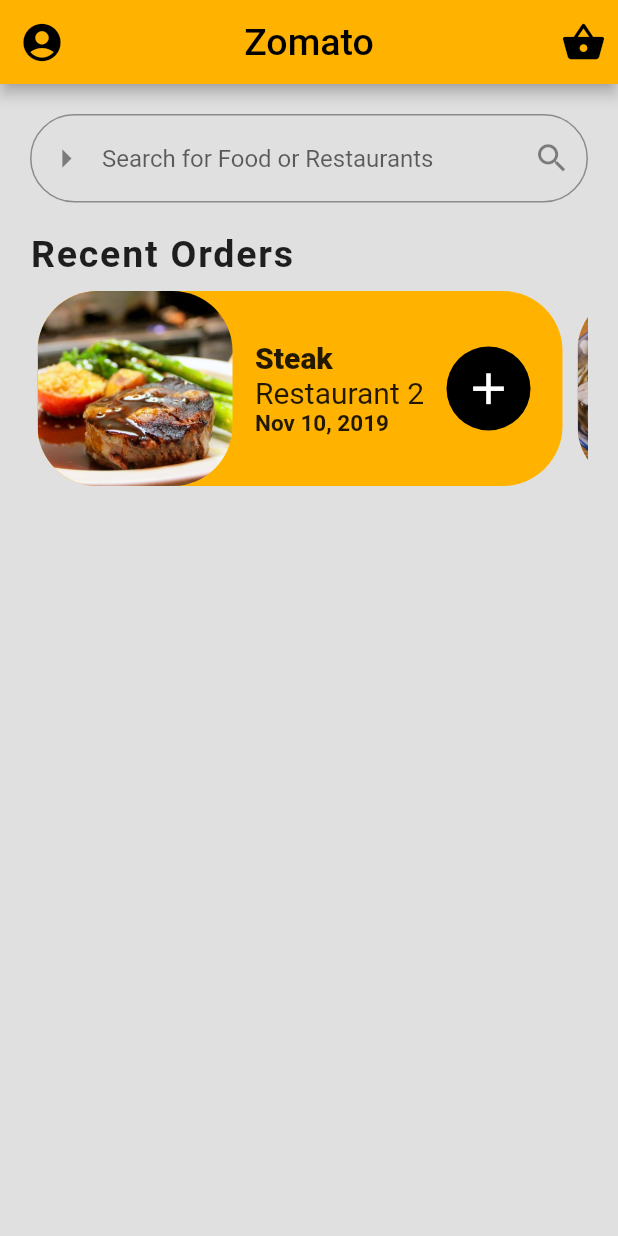
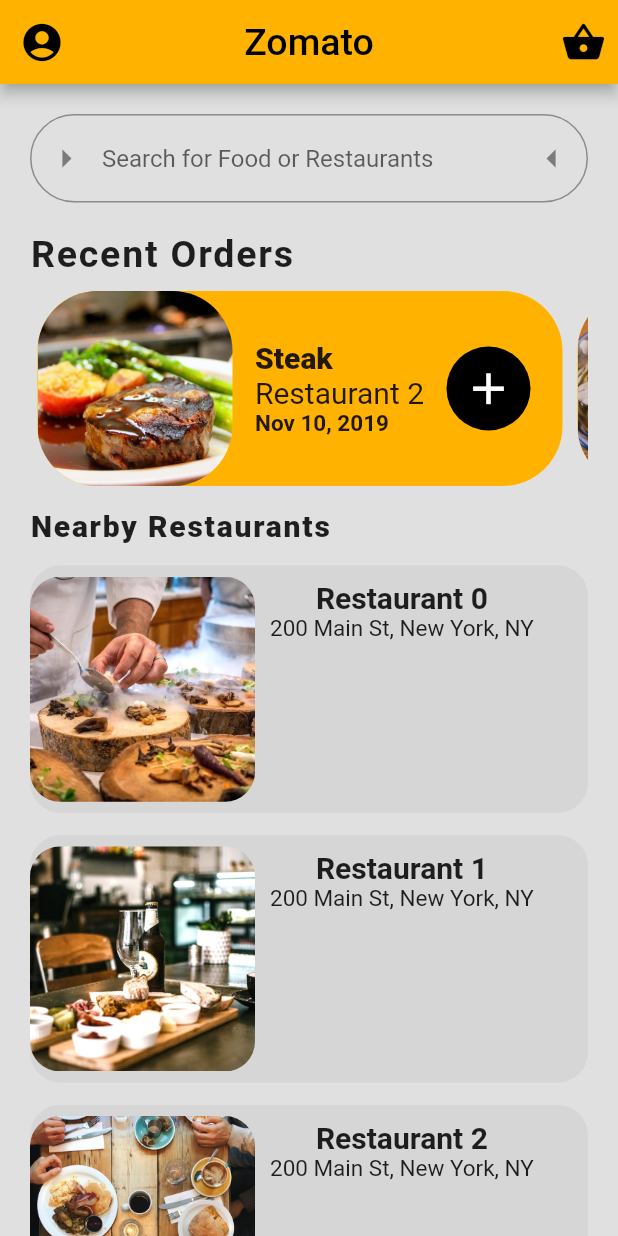
Before and after one commit to Harmanjit14/Food-Delivery-App-UI, a Flutter app: the screen it shows after launch, on a phone screen of 412 x 824 dp. Run offline on Flutter 3.47's test engine with Material 2 defaults, Android fonts, the phone set to English and light mode, and no system bars.

Commit message:
screen 1 done

```diff
--- a/lib/main.dart
+++ b/lib/main.dart
@@ -1,5 +1,5 @@
 import 'package:flutter/material.dart';
-import 'package:food_app_ui/screens/welcomeScreen.dart';
+import 'package:food_app_ui/screen1/welcomeScreen.dart';
 
 void main() {
   runApp(MyApp());
--- /dev/null
+++ b/lib/screen1/nearbyRes.dart
@@ -0,0 +1,53 @@
+import 'package:flutter/material.dart';
+import 'package:food_app_ui/data/data.dart';
+import 'package:food_app_ui/models/restaurant.dart';
+
+Widget nearbyRes(BuildContext context) {
+  List<Widget> restList = [];
+  restaurants.forEach((Restaurant restaurant) {
+    restList.add(
+      Container(
+        height: MediaQuery.of(context).size.height * 0.2,
+        margin: EdgeInsets.fromLTRB(20, 15, 20, 0),
+        decoration: BoxDecoration(
+          color: Colors.grey[350],
+          borderRadius: BorderRadius.circular(20),
+        ),
+        child: Row(
+          mainAxisAlignment: MainAxisAlignment.start,
+          children: [
+            ClipRRect(
+              borderRadius: BorderRadius.circular(20),
+              child: Image(
+                image: AssetImage(
+                  restaurant.imageUrl,
+                ),
+                width: 150,
+                height: 150,
+                fit: BoxFit.cover,
+              ),
+            ),
+            Container(
+              margin: EdgeInsets.fromLTRB(10, 10, 10, 10),
+              child: Column(
+                children: [
+                  Text(
+                    restaurant.name,
+                    style: TextStyle(fontSize: 20, fontWeight: FontWeight.bold),
+                  ),
+                  Text(
+                    restaurant.address,
+                    style: TextStyle(fontSize: 15),
+                  ),
+                ],
+              ),
+            ),
+          ],
+        ),
+      ),
+    );
+  });
+  return Column(
+    children: restList,
+  );
+}
--- a/lib/screens/recentOrder.dart
+++ b/lib/screen1/recentOrder.dart
@@ -1,5 +1,4 @@
 import 'package:flutter/material.dart';
-import 'package:food_app_ui/data/data.dart';
 import 'package:food_app_ui/models/order.dart';
 
 Widget recentOrder(BuildContext context, Order order) {
--- a/lib/screens/welcomeScreen.dart
+++ b/lib/screen1/welcomeScreen.dart
@@ -1,7 +1,8 @@
 import 'package:flutter/material.dart';
 import 'package:food_app_ui/data/data.dart';
 import 'package:food_app_ui/models/order.dart';
-import 'package:food_app_ui/screens/recentOrder.dart';
+import 'package:food_app_ui/screen1/nearbyRes.dart';
+import 'package:food_app_ui/screen1/recentOrder.dart';
 
 class Screen1 extends StatelessWidget {
   @override
@@ -55,8 +56,8 @@ class _Body1State extends State<Body1> {
             child: TextField(
               decoration: InputDecoration(
                 suffixIcon: Icon(
-                  Icons.search,
-                  size: 25,
+                  Icons.arrow_left,
+                  size: 30,
                 ),
                 hintText: 'Search for Food or Restaurants',
                 prefixIcon: Icon(
@@ -98,7 +99,27 @@ class _Body1State extends State<Body1> {
               ),
             ],
           ),
-        )
+        ),
+        Container(
+          margin: EdgeInsets.fromLTRB(0, 10, 0, 5),
+          child: Column(
+            mainAxisAlignment: MainAxisAlignment.start,
+            crossAxisAlignment: CrossAxisAlignment.stretch,
+            children: [
+              Container(
+                margin: EdgeInsets.fromLTRB(20, 0, 0, 0),
+                child: Text(
+                  'Nearby Restaurants',
+                  style: TextStyle(
+                      fontWeight: FontWeight.w800,
+                      fontSize: 20,
+                      letterSpacing: 1.2),
+                ),
+              ),
+              Container(child: nearbyRes(context)),
+            ],
+          ),
+        ),
       ],
     );
   }
```
